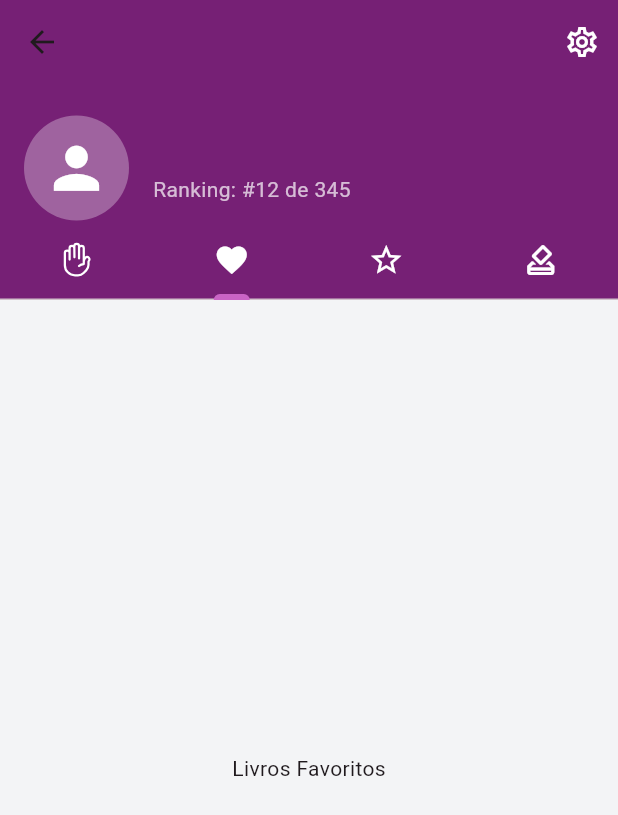
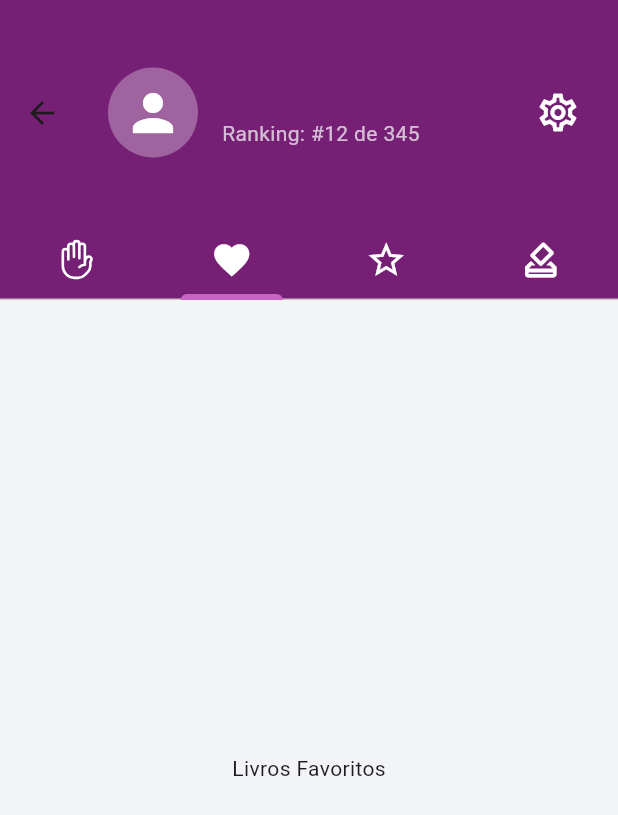
Before and after one commit to TCC-DS-2025/lumilivre-mobile, a Flutter app: the ProfileScreen screen opened directly, tab 2 chosen, on a phone screen of 412 x 824 dp. Shown: the top 815 px of the screen. Run offline on Flutter 3.47's test engine with Material 3 defaults, Android fonts, the light colour scheme and no system bars; our stand-ins replace flutter_svg, shared_preferences; accounts and stored records are empty; network calls fail.

Commit message:
feat(profile): add settings screen

```diff
--- a/lib/screens/profile.dart
+++ b/lib/screens/profile.dart
@@ -7,6 +7,7 @@ import 'package:lumilivre_app/services/api.dart';
 import 'package:lumilivre_app/widgets/loan_card.dart';
 import 'package:lumilivre_app/providers/auth.dart';
 import 'package:lumilivre_app/utils/constants.dart';
+import 'package:lumilivre_app/screens/settings.dart';
 
 class ProfileScreen extends StatefulWidget {
   const ProfileScreen({super.key});
@@ -56,85 +57,72 @@ class _ProfileScreenState extends State<ProfileScreen>
     final theme = Theme.of(context);
 
     return Scaffold(
-      body: NestedScrollView(
-        headerSliverBuilder: (context, innerBoxIsScrolled) {
-          return [
-            SliverAppBar(
-              expandedHeight: 200,
-              floating: false,
-              pinned: true,
+      appBar: AppBar(
         backgroundColor: theme.primaryColor,
-              actions: [
-                IconButton(
-                  icon: const Icon(
-                    Icons.settings_outlined,
-                    color: Colors.white,
-                  ),
-                  onPressed: () {
-                    // TODO: tela de configurações
-                  },
-                ),
-              ],
-              flexibleSpace: FlexibleSpaceBar(
-                background: _buildProfileHeader(authProvider, theme),
-              ),
+        toolbarHeight: 150,
+        elevation: 0,
+        title: _buildProfileHeader(authProvider, theme),
         bottom: TabBar(
           controller: _tabController,
           indicatorColor: LumiLivreTheme.label,
           indicatorWeight: 4.0,
-                indicatorSize:
-                    TabBarIndicatorSize.label,
+          indicatorPadding: const EdgeInsets.symmetric(horizontal: 0),
+          indicatorSize: TabBarIndicatorSize.label,
           splashFactory: NoSplash.splashFactory,
-                overlayColor: MaterialStateProperty.resolveWith<Color?>((
-                  Set<MaterialState> states,
-                ) {
-                  return Colors
-                      .transparent;
-                }),
-
+          overlayColor: MaterialStateProperty.resolveWith<Color?>(
+            (_) => Colors.transparent,
+          ),
           tabs: [
             Tab(
-                    icon: SvgPicture.asset(
+              child: Padding(
+                padding: const EdgeInsets.symmetric(horizontal: 20),
+                child: SvgPicture.asset(
                   _currentIndex == 0
                       ? 'assets/icons/loans-active.svg'
                       : 'assets/icons/loans.svg',
-                      height: 24,
+                  height: 28,
                   colorFilter: const ColorFilter.mode(
                     Colors.white,
                     BlendMode.srcIn,
                   ),
                 ),
               ),
+            ),
             Tab(
-                    icon: Icon(
-                      _currentIndex == 1
-                          ? Icons.favorite
-                          : Icons.favorite_border,
+              child: Padding(
+                padding: const EdgeInsets.symmetric(horizontal: 20),
+                child: Icon(
+                  _currentIndex == 1 ? Icons.favorite : Icons.favorite_border,
                   color: Colors.white,
-                      size: 24,
+                  size: 28,
+                ),
               ),
             ),
             Tab(
-                    icon: Icon(
+              child: Padding(
+                padding: const EdgeInsets.symmetric(horizontal: 20),
+                child: Icon(
                   _currentIndex == 2 ? Icons.star : Icons.star_border,
                   color: Colors.white,
-                      size: 24,
+                  size: 28,
+                ),
               ),
             ),
             Tab(
-                    icon: Icon(
+              child: Padding(
+                padding: const EdgeInsets.symmetric(horizontal: 20),
+                child: Icon(
                   _currentIndex == 3
                       ? Icons.how_to_vote
                       : Icons.how_to_vote_outlined,
                   color: Colors.white,
-                      size: 24,
+                  size: 28,
+                ),
               ),
             ),
           ],
         ),
       ),
-          ];
-        },
       body: TabBarView(
         controller: _tabController,
         children: [
@@ -144,24 +132,21 @@ class _ProfileScreenState extends State<ProfileScreen>
           const Center(child: Text('Livros Votados')),
         ],
       ),
-      ),
     );
   }
 
   Widget _buildProfileHeader(AuthProvider authProvider, ThemeData theme) {
-    return SafeArea(
-      child: Padding(
-        padding: const EdgeInsets.only(top: 24, left: 16, right: 16),
-        child: Row(
+    return Row(
       crossAxisAlignment: CrossAxisAlignment.center,
       children: [
         CircleAvatar(
-              radius: 35,
+          radius: 30,
           backgroundColor: Colors.white.withOpacity(0.3),
-              child: const Icon(Icons.person, size: 45, color: Colors.white),
+          child: const Icon(Icons.person, size: 40, color: Colors.white),
         ),
         const SizedBox(width: 16),
-            Column(
+        Expanded(
+          child: Column(
             crossAxisAlignment: CrossAxisAlignment.start,
             mainAxisAlignment: MainAxisAlignment.center,
             children: [
@@ -180,9 +165,37 @@ class _ProfileScreenState extends State<ProfileScreen>
               ),
             ],
           ),
+        ),
+        IconButton(
+          icon: const Icon(
+            Icons.settings_outlined,
+            color: Colors.white,
+            size: 30,
+          ),
+          onPressed: () {
+            Navigator.of(context).push(
+              PageRouteBuilder(
+                pageBuilder: (context, animation, secondaryAnimation) =>
+                    const SettingsScreen(),
+                transitionsBuilder:
+                    (context, animation, secondaryAnimation, child) {
+                      const begin = Offset(0.0, 1.0);
+                      const end = Offset.zero;
+                      const curve = Curves.ease;
+                      final tween = Tween(
+                        begin: begin,
+                        end: end,
+                      ).chain(CurveTween(curve: curve));
+                      return SlideTransition(
+                        position: animation.drive(tween),
+                        child: child,
+                      );
+                    },
+              ),
+            );
+          },
+        ),
       ],
-        ),
-      ),
     );
   }
 
--- a/lib/widgets/header.dart
+++ b/lib/widgets/header.dart
@@ -22,7 +22,7 @@ class CustomHeader extends StatelessWidget {
           Container(
             height: 120,
             decoration: BoxDecoration(
-              color: LumiLivreTheme.label.withOpacity(0.8),
+              color: LumiLivreTheme.label,
               borderRadius: const BorderRadius.only(
                 bottomLeft: Radius.circular(30),
                 bottomRight: Radius.circular(30),
--- a/pubspec.yaml
+++ b/pubspec.yaml
@@ -17,6 +17,7 @@ dependencies:
   shared_preferences: ^2.5.3
   flutter_svg: ^2.2.1
   intl: ^0.20.2
+  url_launcher: ^6.3.0
 
 dev_dependencies:
   flutter_test:
```
Also changed, not shown: lib/screens/settings.dart (added, +138 -0 lines), pubspec.lock. Lines whose indentation alone changed are shown as unchanged.
